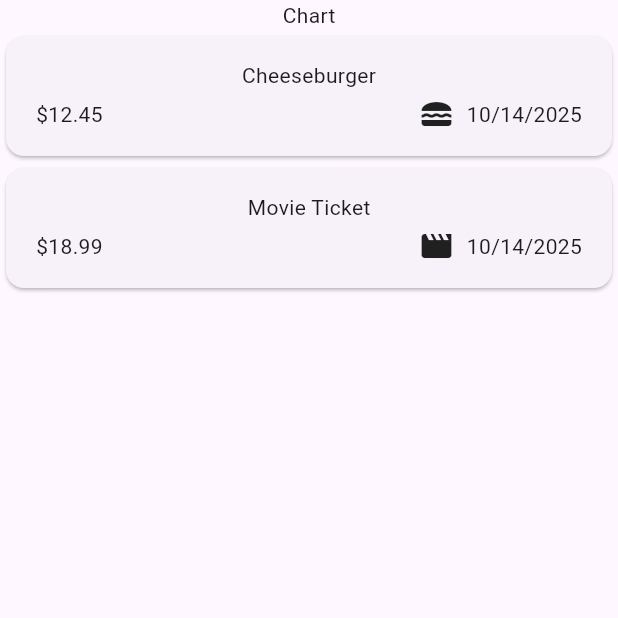
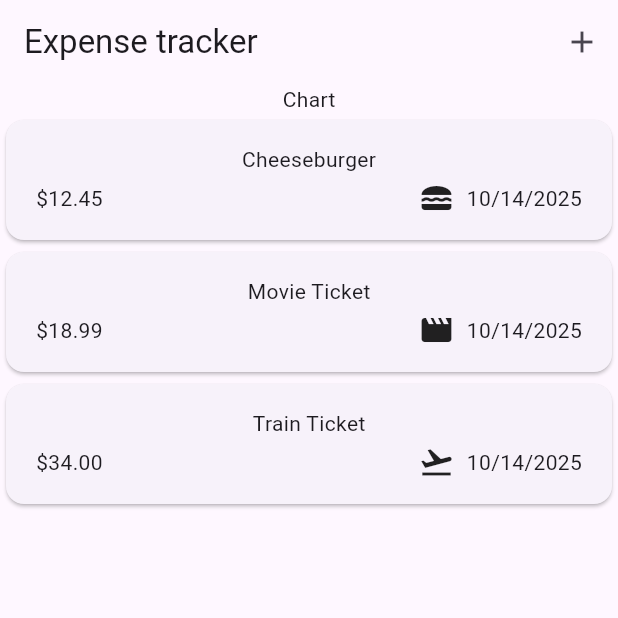
Before and after one commit to Bran108/expense_tracker, a Flutter app: the screen it shows after launch, on a phone screen of 412 x 824 dp, the top half of it. Run offline on Flutter 3.47's test engine with Material 3 defaults, Android fonts, the phone set to English and light mode, and no system bars.

Commit message:
added appbar

```diff
--- a/lib/expenses.dart
+++ b/lib/expenses.dart
@@ -24,11 +24,21 @@ class _ExpensesState extends State<Expenses> {
       date: DateTime.now(),
       category: Category.leisure,
     ),
+    Expense(
+      title: 'Train Ticket',
+      amount: 34.00,
+      date: DateTime.now(),
+      category: Category.travel,
+    ),
   ];
 
   @override
   Widget build(BuildContext context) {
     return Scaffold(
+      appBar: AppBar(
+        title: const Text('Expense tracker'),
+        actions: [IconButton(onPressed: () {}, icon: const Icon(Icons.add))],
+      ),
       body: Column(
         children: [
           Text("Chart"),
```
